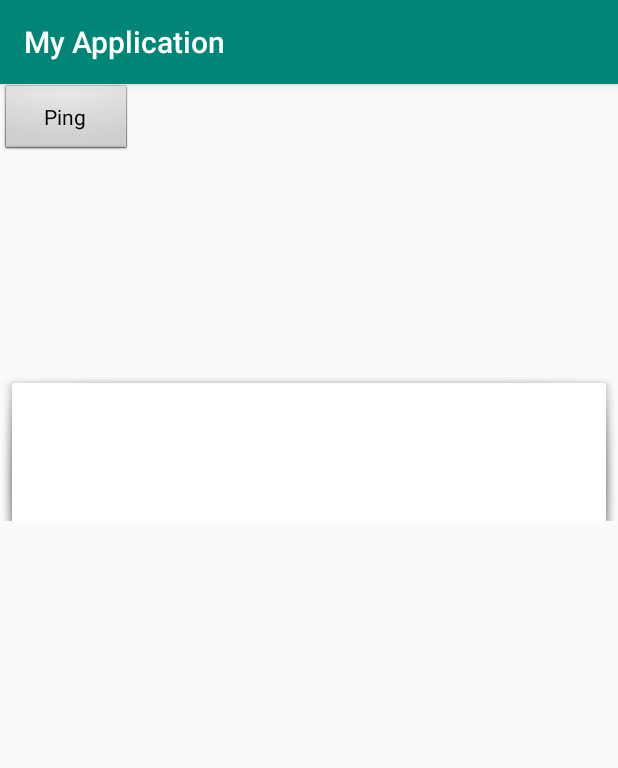
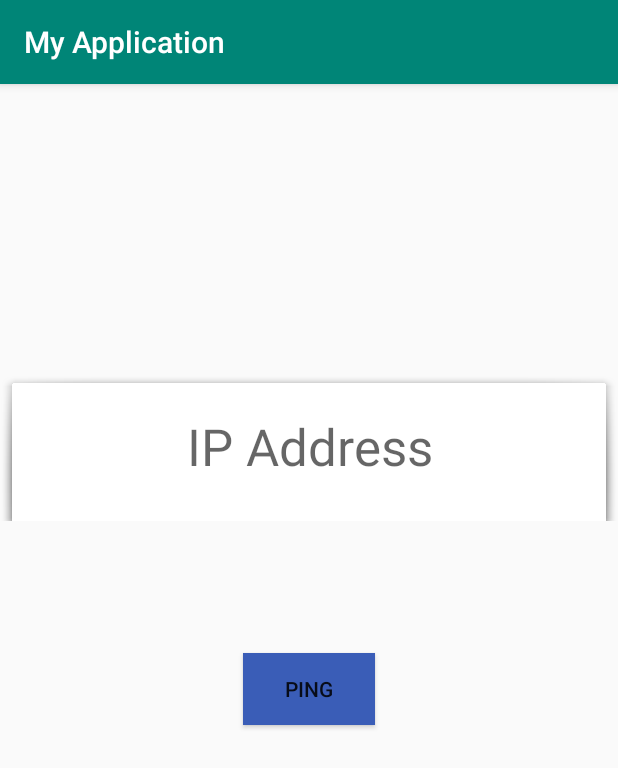
Before and after one commit to gopaljha29/PingRequestApp, an Android app: the screen it shows after launch (MainActivity), on a phone screen of 412 x 824 dp. Shown: the top 768 px of the screen. Run offline under Robolectric (Android 15) with nearby library versions, the phone set to English and light mode, and no system bars; our stand-ins replace RxJava; libraries missing offline, so code that uses them is left out: io.reactivex.internal.

```diff
--- a/app/src/main/java/com/example/myapplication/MainActivity.kt
+++ b/app/src/main/java/com/example/myapplication/MainActivity.kt
@@ -18,20 +18,20 @@ import io.reactivex.android.schedulers.AndroidSchedulers
 import io.reactivex.internal.operators.flowable.FlowableBlockingSubscribe.subscribe
 import io.reactivex.internal.util.HalfSerializer.onNext
 import io.reactivex.schedulers.Schedulers
-import org.reactivestreams.Subscriber
+import kotlinx.coroutines.GlobalScope
+import kotlinx.coroutines.launch
+import java.lang.Exception
 
 
 class MainActivity : AppCompatActivity() {
 
-
-
+    var ipaddr:String=""
+    private val TAG="MainActivity"
     override fun onCreate(savedInstanceState: Bundle?) {
         super.onCreate(savedInstanceState)
         setContentView(R.layout.activity_main)
-        var ipaddr:String
-        var host:Boolean=false
-        pingBtn.setOnClickListener{
-            ipaddr=getIP()
+        Log.i(TAG,"onCreate called");
+
 //          //  class SimpleThread: Thread() {
 //            //    override fun run() {
 //                   val host:Boolean= PingRequest.sendPingRequest(ipaddr)
@@ -48,62 +48,85 @@ class MainActivity : AppCompatActivity() {
 //           // val thread = SimpleThread()
 //          //  thread.start()
 
-            Observable.fromCallable(object : Callable<Boolean> {
-
-                @Throws(Exception::class)
-                override fun call(): Boolean {
-
-                    host=PingRequest.sendPingRequest(ipaddr)
-
-                    return host
-                }
-
-            }).subscribeOn(Schedulers.newThread())
-                .observeOn(AndroidSchedulers.mainThread())
-                .subscribe{
-                    onNext->printToast(onNext,ipaddr)
-                }
+//            Observable.fromCallable(object : Callable<Boolean> {
+//
+//                @Throws(Exception::class)
+//                override fun call(): Boolean {
+//                   return PingRequest.sendPingRequest(ipaddr)
+//                }
+//
+//            }).subscribeOn(Schedulers.newThread())
+//                .observeOn(AndroidSchedulers.mainThread())
+//                .subscribe{
+//                    onNext->printToast(onNext,ipaddr)
+//                }
 
 
 
-            Log.i("onCreate","IP Address : $ipaddr")
 
           //  Toast.makeText(this,"IP Address is $ipaddr",Toast.LENGTH_SHORT).show()
         }
 
-    }
 
 
-    fun getIP():String{
+    override fun onStart() {
+        super.onStart()
+        Log.i(TAG,"onStart called")
+        pingBtn.setOnClickListener {
+            ipaddr = getIP()
+            GlobalScope.launch {
+                try {
+                    var flag = sendPingRequest(ipaddr)
+                    runOnUiThread {
+                        printToast(flag, ipaddr)
+                    }
+                } catch (e: UnknownHostException) {
+                    runOnUiThread {
+                        Toast.makeText(this@MainActivity, "UNKOWN HOST", Toast.LENGTH_SHORT).show()
+                    }
+                    Log.e(TAG, "onStart: UnkownHostException")
+
+                } catch (e: IOException) {
+                    e.printStackTrace()
+                }
+
+            }
+            Log.i(TAG, "onCreate: IP Address : $ipaddr")
+        }
+    }
+    private fun getIP():String{
         var ipad=iptext.text
-        Log.i("getIP","text entered : $ipad")
+        Log.i("","getIP: text entered : $ipad")
      //   Toast.makeText(this,"IP Address is $ipad",Toast.LENGTH_SHORT).show()
 
         return ipad.toString()
     }
 
     @Throws(UnknownHostException::class, IOException::class)
-    fun sendPingRequest(ipAddress: String):Unit {
-        val geek = InetAddress.getByName(ipAddress)
-        Log.i("sendPingRequest","Sending Ping Request to $ipAddress")
-        if (geek.isReachable(500)) {
-            runOnUiThread {
-                Toast.makeText(this, "Host $ipAddress is reachable", Toast.LENGTH_SHORT).show()
-            }
-        }
-        else
-            runOnUiThread {
-                Toast.makeText(this, "Host $ipAddress is reachable", Toast.LENGTH_SHORT).show()
-            }
-
+    suspend fun sendPingRequest(ipAddress: String):Boolean{
+        var flag:Boolean
+       // var job= GlobalScope.launch {
+            val geek = InetAddress.getByName(ipAddress)
+            Log.i(TAG,"sendPingRequest: Sending Ping Request to $ipAddress")
+            flag = geek.isReachable(500)
+            return flag
+       // }
+//        job.invokeOnCompletion {
+//            runOnUiThread {
+//                printToast(flag, ipAddress)
+//            }
+//        }
     }
 
-    fun printToast(host:Boolean,ipAddress: String):Unit {
+    private fun printToast(host:Boolean,ipAddress: String) {
         if (host) {
             Toast.makeText(this, "Host $ipAddress is reachable", Toast.LENGTH_SHORT).show()
         }else{
-            Toast.makeText(this, "Host $ipAddress is reachable", Toast.LENGTH_SHORT).show()
+            Toast.makeText(this, "Host $ipAddress is not reachable", Toast.LENGTH_SHORT).show()
         }
+    }
+    private fun printStringOnToast():(String)-> Unit={
+        Toast.makeText(this,it,Toast.LENGTH_SHORT).show()
 
     }
 
--- a/app/src/main/res/layout/activity_main.xml
+++ b/app/src/main/res/layout/activity_main.xml
@@ -1,5 +1,5 @@
 <?xml version="1.0" encoding="utf-8"?>
-<android.support.constraint.ConstraintLayout
+<RelativeLayout
         xmlns:android="http://schemas.android.com/apk/res/android"
         xmlns:tools="http://schemas.android.com/tools"
         xmlns:app="http://schemas.android.com/apk/res-auto"
@@ -7,21 +7,27 @@
         android:layout_height="match_parent"
         tools:context=".MainActivity">
     <EditText
-            android:layout_width="0dp"
+            android:layout_width="match_parent"
             android:layout_height="100dp"
             android:id="@+id/iptext"
+
             android:textAppearance="@style/TextAppearance.AppCompat.Display1"
             android:textAlignment="center"
 
             android:padding="10dp" android:background="?attr/panelBackground" app:layout_constraintTop_toTopOf="parent"
             app:layout_constraintStart_toStartOf="parent" android:layout_marginTop="191dp"
-            app:layout_constraintEnd_toEndOf="parent"/>
+            app:layout_constraintEnd_toEndOf="parent"
+            android:hint="IP Address"
+            style="@android:style/Widget.AutoCompleteTextView" android:inputType="" android:autofillHints=""/>
     <Button
-            android:text="Ping"
+            android:text="@string/ping"
 
             android:layout_width="wrap_content"
             android:layout_height="wrap_content" tools:layout_editor_absoluteY="362dp"
             tools:layout_editor_absoluteX="161dp"
             android:id="@+id/pingBtn"
-            style="@android:style/Widget.Button"/>
-</android.support.constraint.ConstraintLayout>
+            android:layout_marginTop="88dp"
+            android:layout_below="@+id/iptext"
+            android:layout_centerHorizontal="true"
+            android:visibility="visible" style="@style/Widget.AppCompat.Button" android:background="#3A5DB7"/>
+</RelativeLayout>
--- a/app/src/main/res/values/strings.xml
+++ b/app/src/main/res/values/strings.xml
@@ -1,3 +1,4 @@
 <resources>
     <string name="app_name">My Application</string>
+	<string name="ping">Ping</string>
 </resources>
--- a/build.gradle
+++ b/build.gradle
@@ -1,7 +1,7 @@
 // Top-level build file where you can add configuration options common to all sub-projects/modules.
 
 buildscript {
-    ext.kotlin_version = '1.3.21'
+    ext.kotlin_version = '1.3.30'
     repositories {
         google()
         jcenter()
```
Also changed, not shown: app/build.gradle (+9 -2 lines).
